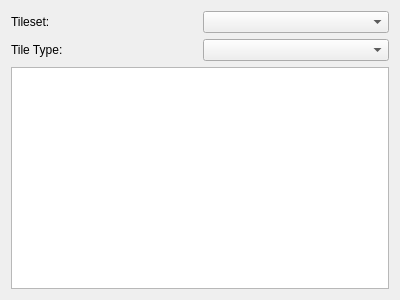
Above: src/ui/TilesetDockWidget.ui from Emdek/wz-map-editor before the change. Below: the same form after it.
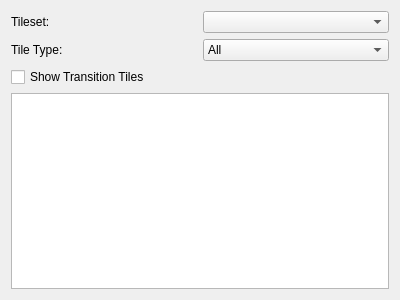
That is the form after the change.

Commit message: Initial work on tileset loading

What changed in the file:
```diff
--- a/src/ui/TilesetDockWidget.ui
+++ b/src/ui/TilesetDockWidget.ui
@@ -20,7 +20,13 @@
       <widget class="QComboBox" name="tilesetComboBox"/>
      </item>
      <item row="1" column="1">
-      <widget class="QComboBox" name="tileTypeComboBox"/>
+      <widget class="QComboBox" name="tileTypeComboBox">
+       <item>
+        <property name="text">
+         <string>All</string>
+        </property>
+       </item>
+      </widget>
      </item>
      <item row="0" column="0">
       <widget class="QLabel" name="tilesetLabel">
@@ -45,7 +51,17 @@
     </layout>
    </item>
    <item>
-    <widget class="QListView" name="listView">
+    <widget class="QCheckBox" name="showTransitionTilesCheckBox">
+     <property name="text">
+      <string>Show Transition Tiles</string>
+     </property>
+    </widget>
+   </item>
+   <item>
+    <widget class="QListWidget" name="listWidget">
+     <property name="autoScrollMargin">
+      <number>16</number>
+     </property>
      <property name="editTriggers">
       <set>QAbstractItemView::NoEditTriggers</set>
      </property>
@@ -54,8 +70,20 @@
      </property>
      <property name="iconSize">
       <size>
-       <width>32</width>
-       <height>32</height>
+       <width>64</width>
+       <height>64</height>
+      </size>
+     </property>
+     <property name="movement">
+      <enum>QListView::Static</enum>
+     </property>
+     <property name="resizeMode">
+      <enum>QListView::Adjust</enum>
+     </property>
+     <property name="gridSize">
+      <size>
+       <width>64</width>
+       <height>64</height>
       </size>
      </property>
      <property name="viewMode">
```
Left out of the diff: 9 changed lines with no effect on the pictures. The commit also changes 10 other files.
